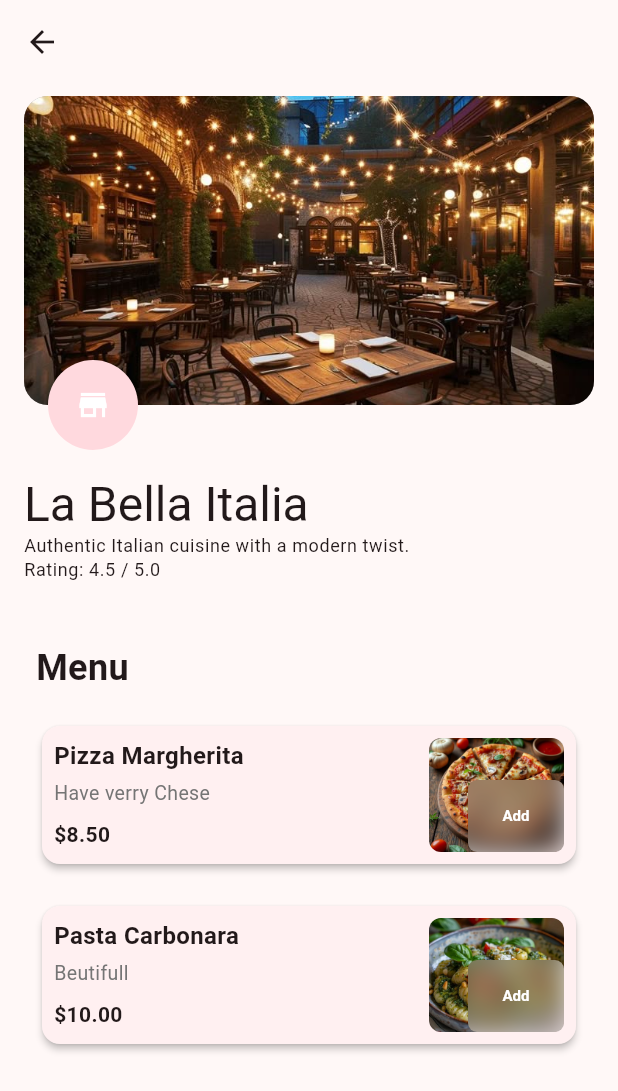
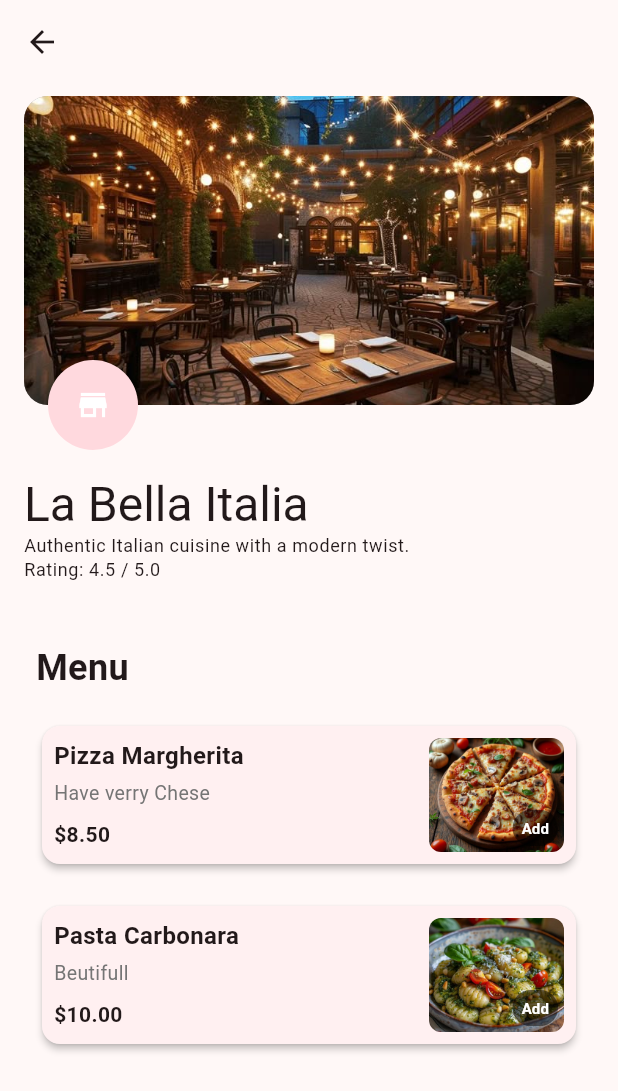
Before and after one commit to NguyenDuy0708/Demo-Android, a Flutter app: the RestaurantPage screen opened directly with sample values from the repository, on a phone screen of 412 x 824 dp. Shown: the top 1091 px of the screen. Run offline on Flutter 3.47's test engine with Material 3 defaults, Android fonts, the phone set to English and light mode, and no system bars.

Commit message:
restaurant_detail

```diff
--- a/lib/components/restaurant_item.dart
+++ b/lib/components/restaurant_item.dart
@@ -1,4 +1,3 @@
-import 'dart:ui';
 import 'package:flutter/material.dart';
 import '../model/menu_item.dart';
 
@@ -58,35 +57,36 @@ class RestaurantItem extends StatelessWidget {
 
             const SizedBox(width: 10),
 
-            // Ảnh + nút ADD chồng lên (có hiệu ứng mờ)
-            Stack(
-              children: [
+            // Ảnh + nút ADD chồng lên
             ClipRRect(
               borderRadius: BorderRadius.circular(8),
-                  child: Image.asset(
+              child: Stack(
+                children: [
+                  Image.asset(
                     item.imageUrl,
                     width: 90,
                     height: 90,
                     fit: BoxFit.cover,
                   ),
-                ),
                   Positioned(
-                  bottom: 0,
-                  right: 0,
-                  child: ClipRRect(
-                    borderRadius: BorderRadius.circular(6),
-                    child: BackdropFilter(
-                      filter: ImageFilter.blur(sigmaX: 8, sigmaY: 8),
-                      child: Container(
-                        color: Colors.grey.withOpacity(0.3), // nền trong mờ
+                    bottom: 4,
+                    right: 4,
+                    child: SizedBox(
+                      height: 24, // 👈 chiều cao nút Add
                       child: TextButton(
                         onPressed: () {},
                         style: TextButton.styleFrom(
-                            padding: const EdgeInsets.symmetric(horizontal: 6, vertical: 3),
-                            foregroundColor: Colors.white,
-                            textStyle: const TextStyle(fontSize: 10, fontWeight: FontWeight.bold),
+                          backgroundColor: Colors.black.withOpacity(0.5),
+                          padding: const EdgeInsets.symmetric(horizontal: 6),
+                          minimumSize: Size.zero, // tránh padding thừa
+                          tapTargetSize: MaterialTapTargetSize.shrinkWrap,
                         ),
-                          child: const Text("Add"),
+                        child: const Text(
+                          "Add",
+                          style: TextStyle(
+                            fontSize: 10,
+                            fontWeight: FontWeight.bold,
+                            color: Colors.white,
                           ),
                         ),
                       ),
@@ -94,6 +94,7 @@ class RestaurantItem extends StatelessWidget {
                   ),
                 ],
               ),
+            ),
           ],
         ),
       ),
--- a/lib/screens/restaurant_page.dart
+++ b/lib/screens/restaurant_page.dart
@@ -14,8 +14,14 @@ class RestaurantPage extends StatefulWidget {
 
 class _RestaurantPageState extends State<RestaurantPage> {
   static const desktopThreshold = 700;
-  //TODO: Add Constants Properties
-  //TODO: Calculate Constrained Width
+
+  static const double largeScreenPercentage = 0.9;
+  static const double maxWidth = 1000;
+
+  double calculateConstrainedWidth(double screenWidth) {
+    return (screenWidth > desktopThreshold
+        ? screenWidth * largeScreenPercentage : screenWidth).clamp(0.0, maxWidth);
+  }
   //TODO: Add Calculate Column Count
   int calculateColumnCount(double screenWidth) {
     return screenWidth > desktopThreshold ? 2 : 1;
@@ -153,9 +159,14 @@ class _RestaurantPageState extends State<RestaurantPage> {
     //TODO: Replace build method
     @override
     Widget build(BuildContext context) {
+      final screenWidth = MediaQuery.of(context).size.width;
+      final constrainedWidth = calculateConstrainedWidth(screenWidth);
       return Scaffold(
         body: Center(
-          child: _buildCustomScrollView(),
+          child: SizedBox(
+            width: constrainedWidth,
+            child: _buildCustomScrollView(),
+          ),
         ),
       );
     }
```
Lines whose indentation alone changed are shown as unchanged.
